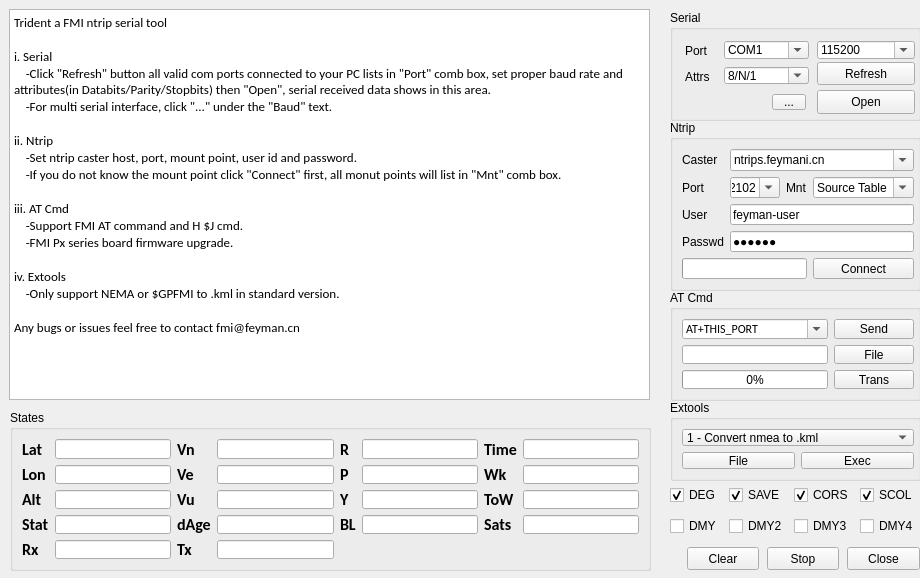
The window that gui/form.ui (linlintaotao/trident3.0) describes before a commit, drawn with Qt 5.
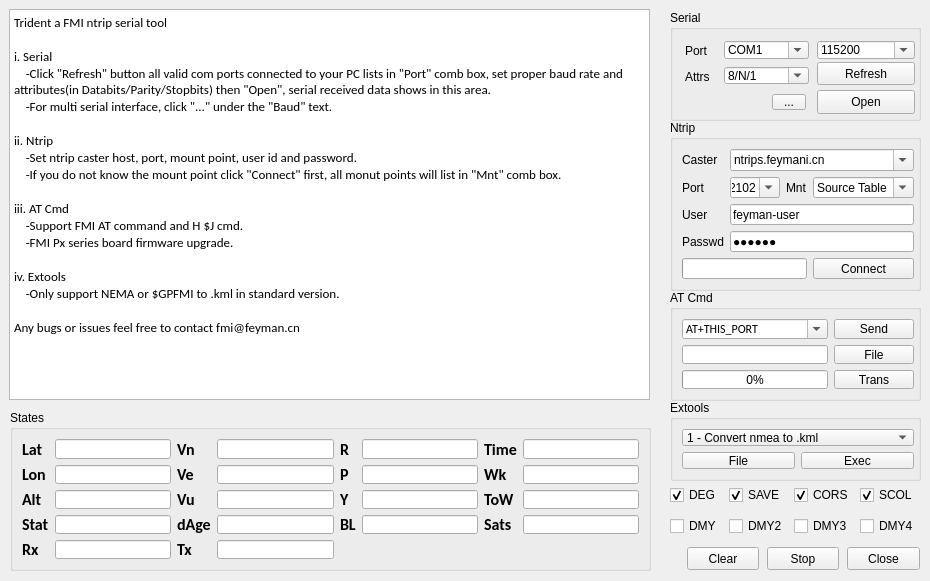
The same window after the commit.

Patch:
```diff
--- a/gui/form.ui
+++ b/gui/form.ui
@@ -6,8 +6,8 @@
    <rect>
     <x>0</x>
     <y>0</y>
-    <width>920</width>
-    <height>578</height>
+    <width>930</width>
+    <height>581</height>
    </rect>
   </property>
   <property name="focusPolicy">
```
